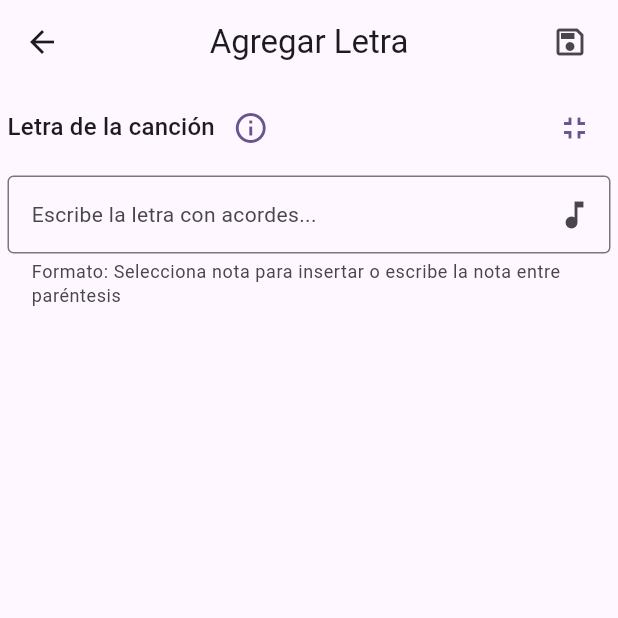
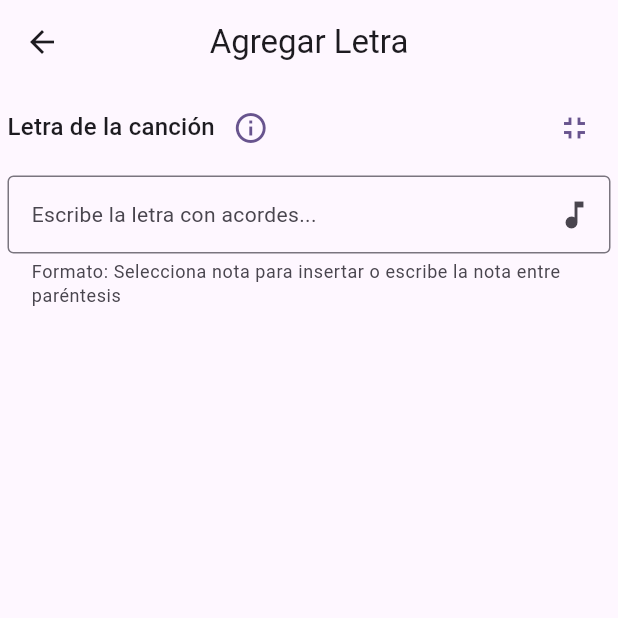
Before and after one commit to githcross/chordly, a Flutter app: the AddSongScreen screen opened directly with empty values, after a tap on the "save" icon, after a tap on the "fullscreen" icon, on a phone screen of 412 x 824 dp, the top half of it. Run offline on Flutter 3.47's test engine with Material 3 defaults, Android fonts, the phone set to English and light mode, and no system bars; our stand-ins replace audioplayers, cloud_firestore, file_picker, firebase_auth, firebase_core, firebase_storage and 9 more; missing offline and left inert: firebase_app_check, syncfusion_flutter_pdf; accounts and stored records are empty; generated files the repository leaves out were written again.

Commit message:
Mejoras
Mejora en la pantalla editar y agregar cancion

```diff
--- a/lib/features/songs/presentation/screens/add_song_screen.dart
+++ b/lib/features/songs/presentation/screens/add_song_screen.dart
@@ -279,14 +279,6 @@ class _AddSongScreenState extends ConsumerState<AddSongScreen> {
             icon: const Icon(Icons.arrow_back),
             onPressed: () => setState(() => _isLyricsFullScreen = false),
           ),
-          actions: [
-            IconButton(
-              onPressed: _saveSong,
-              icon: const Icon(Icons.save_outlined),
-              tooltip: 'Guardar',
-            ),
-            const SizedBox(width: 8),
-          ],
         ),
         body: Padding(
           padding: const EdgeInsets.all(5),
```
Also changed, not shown: lib/features/songs/presentation/screens/edit_song_screen.dart (+0 -8 lines).
